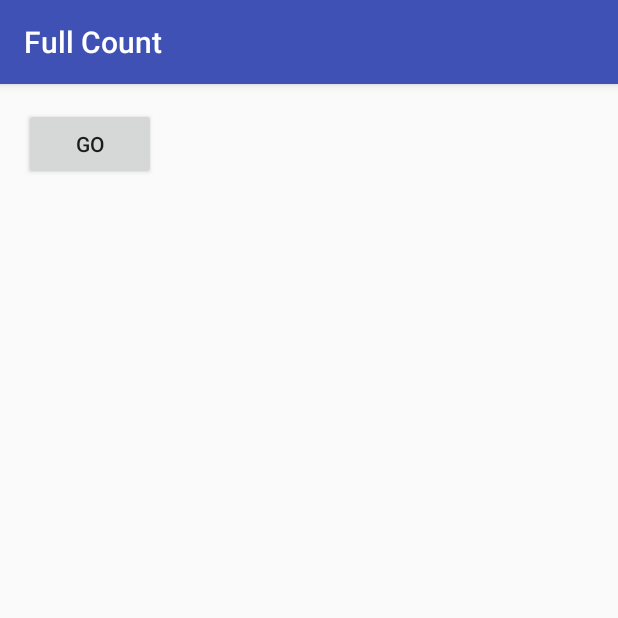
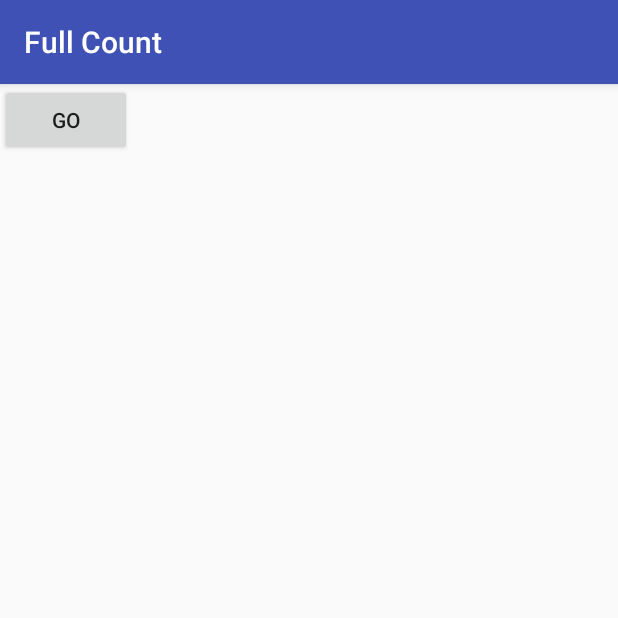
Before and after one commit to minhwang/smart_umpire_android, an Android app: the MainActivity screen opened directly, with no data from a screen before it, on a phone screen of 412 x 824 dp, the top half of it. Run offline under Robolectric (Android 15) with nearby library versions, the phone set to English and light mode, and no system bars.

Commit message:
Changed layout to framelayout to make an effect of blur on the background
but it not enough.....

```diff
--- a/app/src/main/java/com/hwang/min81/smartumpire/MainGameActivity.java
+++ b/app/src/main/java/com/hwang/min81/smartumpire/MainGameActivity.java
@@ -105,8 +105,6 @@ public class MainGameActivity extends AppCompatActivity implements BaseballActio
 
     private void awayScoreChanged() {
         this.awayScoreView.setTeamScore(this.awayScore.getCurrentScore());
-        this.timerView.setTimeProgressDegree(this.awayScore.getCurrentScore());
-        this.timerView.setTimeText(String.valueOf(this.awayScore.getCurrentScore()));
     }
 
     @Override
--- a/app/src/main/res/values/dimens.xml
+++ b/app/src/main/res/values/dimens.xml
@@ -1,6 +1,6 @@
 <resources>
     <!-- Default screen margins, per the Android Design guidelines. -->
-    <dimen name="activity_horizontal_margin">16dp</dimen>
-    <dimen name="activity_vertical_margin">16dp</dimen>
-    <dimen name="fab_margin">16dp</dimen>
+    <dimen name="activity_horizontal_margin">0dp</dimen>
+    <dimen name="activity_vertical_margin">0dp</dimen>
+    <dimen name="fab_margin">0dp</dimen>
 </resources>
```
Also changed, not shown: app/src/main/res/layout/activity_main_game.xml (+20 -8 lines).
